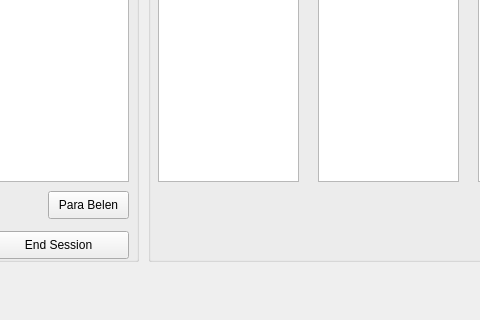
Before: the Qt Designer form artdaq-runcontrol/mainwindow.ui in ikatza/ArtDaq-RunControl-GUI, drawn with Qt 5; both pictures show x 252 to 732 and y 206 to 526 of the 1086 by 526 pixel window.
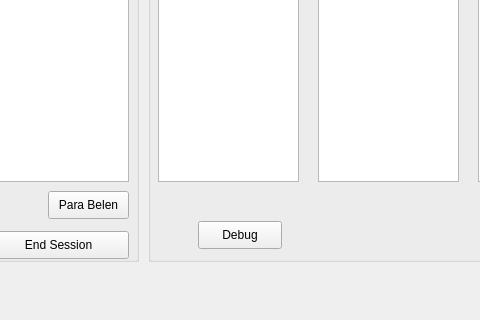
After: the same form once the commit is applied.

```diff
--- a/artdaq-runcontrol/mainwindow.ui
+++ b/artdaq-runcontrol/mainwindow.ui
@@ -326,6 +326,19 @@
       </property>
      </widget>
     </widget>
+    <widget class="QPushButton" name="bDebug">
+     <property name="geometry">
+      <rect>
+       <x>50</x>
+       <y>370</y>
+       <width>84</width>
+       <height>28</height>
+      </rect>
+     </property>
+     <property name="text">
+      <string>Debug</string>
+     </property>
+    </widget>
    </widget>
   </widget>
   <widget class="QToolBar" name="mainToolBar">
```
